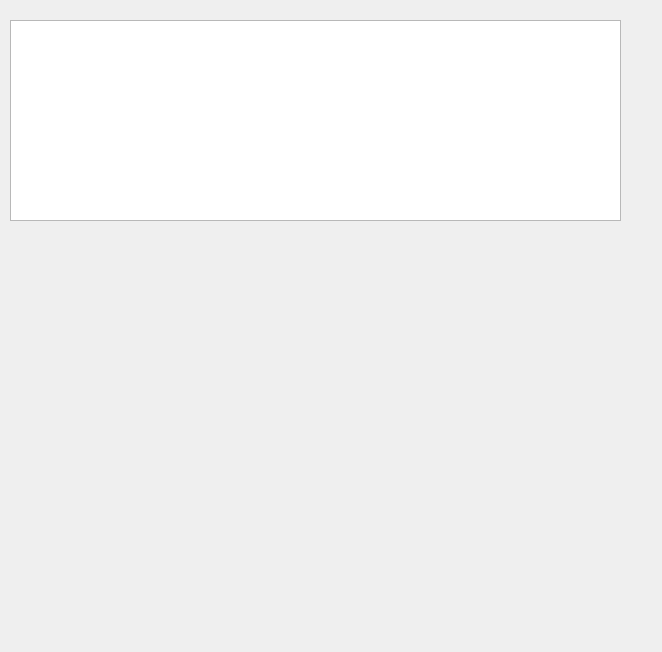
jdaeman/qt, file NetworkHandler/NetworkHandler/arpdialog.ui: the form before one commit.
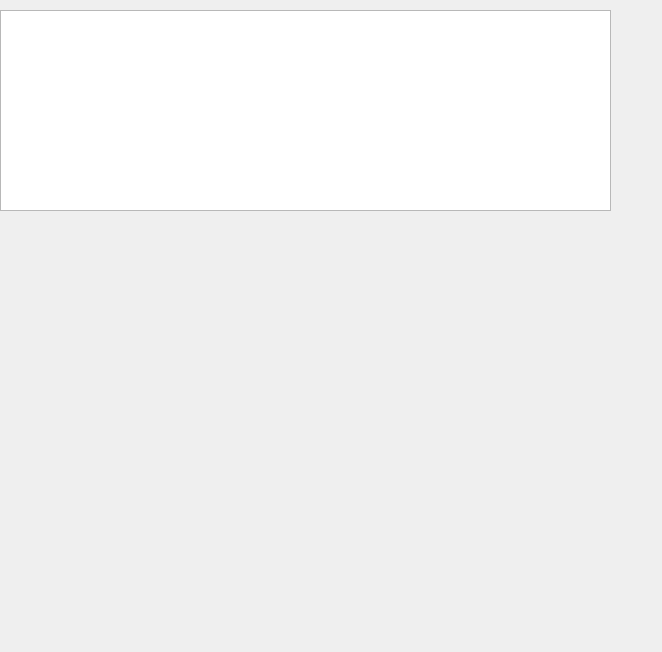
The form after the commit.

Diff of the .ui file:
```diff
--- a/NetworkHandler/NetworkHandler/arpdialog.ui
+++ b/NetworkHandler/NetworkHandler/arpdialog.ui
@@ -16,8 +16,8 @@
   <widget class="QListWidget" name="list_host">
    <property name="geometry">
     <rect>
-     <x>10</x>
-     <y>20</y>
+     <x>0</x>
+     <y>10</y>
      <width>611</width>
      <height>201</height>
     </rect>
```
